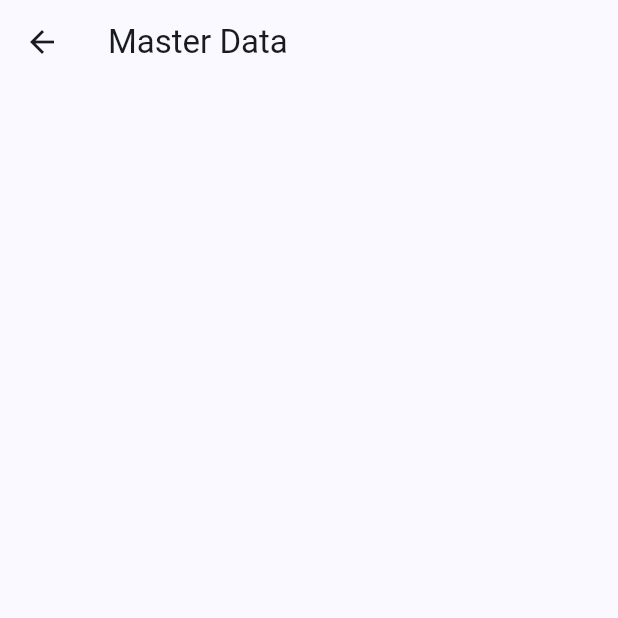
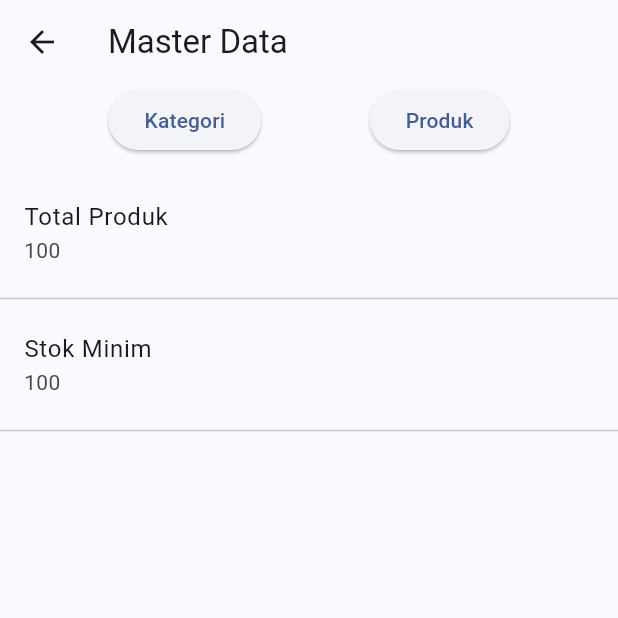
Before and after one commit to olizyusuf/livia-pos, a Flutter app: the MasterScreen screen opened by its route, on a phone screen of 412 x 824 dp, the top half of it. Run offline on Flutter 3.47's test engine with Material 3 defaults, Android fonts, the phone set to English and light mode, and no system bars; our stand-ins replace sqflite; missing offline and left inert: bcrypt; accounts and stored records are empty.

Commit message:
feat: penambahan fungsi dan query sqlite kategori

```diff
--- a/lib/databases/db_helper.dart
+++ b/lib/databases/db_helper.dart
@@ -15,7 +15,7 @@ class DatabaseHelper {
 
   static const rolesTable = 'roles';
   static const usersTable = 'users';
-  static const mastersTable = 'masters';
+  static const produkTable = 'produk';
   static const kategoriTable = 'kategori';
 
   Future<Database> get database async {
@@ -69,7 +69,7 @@ class DatabaseHelper {
 
     // table masters
     await db.execute('''
-      CREATE TABLE $mastersTable(
+      CREATE TABLE $produkTable(
       id INTEGER PRIMARY KEY AUTOINCREMENT,
       kode_produk TEXT UNIQUE NOT NULL,
       barcode TEXT UNIQUE,
--- a/lib/main.dart
+++ b/lib/main.dart
@@ -4,6 +4,7 @@ import 'package:liviapos/provider/role_provider.dart';
 import 'package:liviapos/provider/user_provider.dart';
 import 'package:liviapos/screen/login_screen.dart';
 import 'package:liviapos/screen/master_screen.dart';
+import 'package:liviapos/screen/produk_screen.dart';
 import 'package:liviapos/screen/role_form_screen.dart';
 import 'package:liviapos/screen/user_form_screen.dart';
 import 'package:liviapos/screen/main_screen.dart';
@@ -48,6 +49,7 @@ class MyApp extends StatelessWidget {
           '/roles': (context) => const RoleScreen(),
           '/form_role': (context) => const RoleFormScreen(),
           '/masters': (context) => const MasterScreen(),
+          '/produk': (context) => const ProdukScreen(),
         },
       ),
     );
--- /dev/null
+++ b/lib/model/kategori.dart
@@ -0,0 +1,20 @@
+class Kategori {
+  int? id;
+  String nama;
+
+  Kategori({this.id, required this.nama});
+
+  Map<String, dynamic> topMap() {
+    return {
+      'id': id,
+      'nama': nama,
+    };
+  }
+
+  factory Kategori.fromMap(Map<String, dynamic> map) {
+    return Kategori(
+      id: map['id'],
+      nama: map['nama'],
+    );
+  }
+}
--- a/lib/model/master.dart
+++ b/lib/model/produk.dart
@@ -1,4 +1,4 @@
-class Master {
+class Produk {
   int? id;
   String? kodeProduk;
   String? barcode;
@@ -9,7 +9,7 @@ class Master {
   String? satuan;
   String? kategori;
 
-  Master(
+  Produk(
       {this.id,
       required this.kodeProduk,
       required this.barcode,
@@ -34,8 +34,8 @@ class Master {
     };
   }
 
-  factory Master.fromMap(Map<String, dynamic> map) {
-    return Master(
+  factory Produk.fromMap(Map<String, dynamic> map) {
+    return Produk(
         id: map['id'],
         kodeProduk: map['kode_produk'],
         barcode: map['barocde'],
--- a/lib/provider/master_provider.dart
+++ b/lib/provider/master_provider.dart
@@ -1,7 +1,72 @@
 import 'package:flutter/material.dart';
 import 'package:liviapos/databases/db_helper.dart';
+import 'package:liviapos/model/kategori.dart';
 
 class MasterProvider extends ChangeNotifier {
   // inisialisasi database helper
   final DatabaseHelper _helperDb = DatabaseHelper();
+
+  // TABLE KATEGORI
+
+  // TABLE PRODUK
+
+  // Fungsi kategori
+  // cari id kategori berikutnya (3 diti berututan)
+  Future<int> _getNextKategoriId() async {
+    try {
+      // init db
+      final db = await _helperDb.database;
+
+      // query db
+      final kategori =
+          await db.query('kategori', columns: ['id'], orderBy: 'id ASC');
+
+      // jika tidak ada data dalam kategori mulai dari 1;
+      if (kategori.isEmpty) return 1;
+
+      // mencari gap didalam urutan id
+      for (int i = 0; i < kategori.length; i++) {
+        int currentId = kategori[i]['id'] as int;
+        int expectedId = i + 1;
+
+        if (currentId != expectedId) {
+          return expectedId;
+        }
+      }
+
+      // jika tidak ada gap, kembalikan id setelah yang terakhir
+      int lastId = kategori.last['id'] as int;
+      return lastId + 1;
+    } catch (e) {
+      debugPrint(e.toString());
+      throw '';
+    }
+  }
+
+  // insert kategori dengan id 3 digit berurutan
+  Future<int> insertKategori(Kategori kategori) async {
+    try {
+      // init db
+      final db = await _helperDb.database;
+
+      // init id kategori terakhir
+      int nextId = await _getNextKategoriId();
+
+      // cek tidak lebih dari 3 digit 999
+      if (nextId > 999) {
+        throw Exception('Max kategori limit');
+      }
+
+      // set id kategori
+      kategori.id = nextId;
+
+      // query
+      final dataKategori = await db.insert('kategori', kategori.topMap());
+
+      return dataKategori;
+    } catch (e) {
+      debugPrint(e.toString());
+      throw '';
+    }
+  }
 }
--- a/lib/screen/master_screen.dart
+++ b/lib/screen/master_screen.dart
@@ -1,14 +1,59 @@
 import 'package:flutter/material.dart';
+
+import '../helper/display_helper.dart';
 
 class MasterScreen extends StatelessWidget {
   const MasterScreen({super.key});
 
   @override
   Widget build(BuildContext context) {
+    DisplayHelper displayHelper = DisplayHelper();
+
     return Scaffold(
       appBar: AppBar(
         title: Text('Master Data'),
       ),
+      body: SizedBox(
+        width: displayHelper.widthDp(context),
+        child: Column(
+          mainAxisAlignment: MainAxisAlignment.start,
+          crossAxisAlignment: CrossAxisAlignment.center,
+          children: [
+            Row(
+              mainAxisAlignment: MainAxisAlignment.spaceEvenly,
+              children: [
+                ElevatedButton(
+                  onPressed: () {},
+                  child: Text('Kategori'),
+                ),
+                ElevatedButton(
+                  onPressed: () {
+                    Navigator.pushNamed(context, '/produk');
+                  },
+                  child: Text('Produk'),
+                ),
+              ],
+            ),
+            SizedBox(
+              height: 15.0,
+            ),
+            ListTile(
+              title: Text('Total Produk'),
+              subtitle: Text('100'),
+            ),
+            Divider(
+              thickness: 1.0,
+            ),
+            ListTile(
+              title: Text('Stok Minim'),
+              subtitle: Text('100'),
+            ),
+            Divider(
+              thickness: 1.0,
+            ),
+          ],
+        ),
+      ),
     );
   }
 }
--- a/lib/screen/user_form_screen.dart
+++ b/lib/screen/user_form_screen.dart
@@ -51,7 +51,6 @@ class UserFormScreen extends StatelessWidget {
               ),
               TextField(
                 controller: userProv.cPassword,
-                obscureText: true,
                 decoration: InputDecoration(
                   border: const OutlineInputBorder(),
                   hintText: 'Password',
@@ -60,13 +59,13 @@ class UserFormScreen extends StatelessWidget {
                   filled: true,
                   labelText: 'Password',
                 ),
+                obscureText: true,
               ),
               const SizedBox(
                 height: 15.0,
               ),
               TextField(
                 controller: userProv.cRePassword,
-                obscureText: true,
                 decoration: InputDecoration(
                   border: const OutlineInputBorder(),
                   hintText: 'Re-Password',
@@ -75,6 +74,7 @@ class UserFormScreen extends StatelessWidget {
                   filled: true,
                   labelText: 'Re-Password',
                 ),
+                obscureText: true,
               ),
               const SizedBox(
                 height: 15.0,
```
Also changed, not shown: lib/screen/produk_screen.dart (added, +24 -0 lines).
